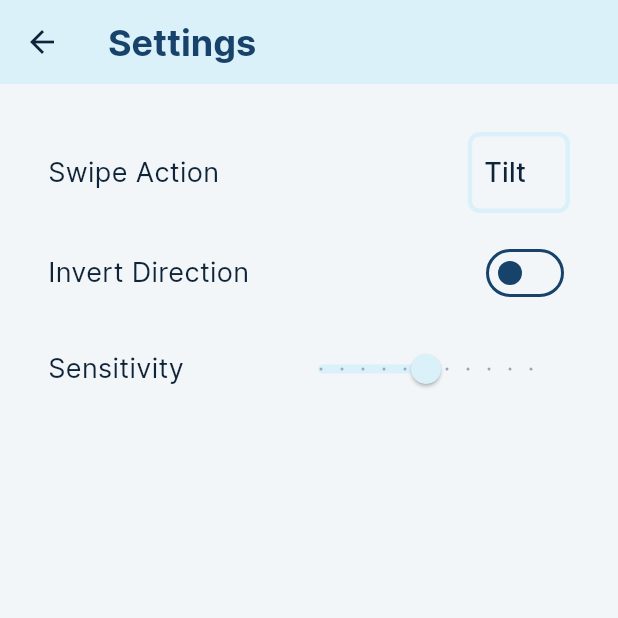
After one commit to 16BitNarwhal/ScoreSwipe, a Flutter app: the ScoreConfig screen opened directly, on a phone screen of 412 x 824 dp, the top half of it. The commit adds this screen. Run offline on Flutter 3.47's test engine with Material 3 defaults, Android fonts, the phone set to English and light mode, and no system bars; our stand-ins replace bloc, camera, equatable, file_picker, flutter_bloc, logger and 4 more; missing offline and left inert: edge_detection, google_mlkit_face_detection, pdf_render, syncfusion_flutter_pdfviewer; accounts and stored records are empty.

Commit message:
fixes #37

```diff
--- /dev/null
+++ b/lib/features/score_viewer/ui/score_config.dart
@@ -0,0 +1,115 @@
+import 'package:flutter/material.dart';
+import 'package:score_swipe/features/configscreen/configscreen.dart';
+
+class ScoreConfig extends StatefulWidget {
+  const ScoreConfig({Key? key}) : super(key: key);
+
+  @override
+  State<ScoreConfig> createState() => _ScoreConfigState();
+}
+
+class _ScoreConfigState extends State<ScoreConfig> {
+  final gap = const SizedBox(height: 16);
+
+  configOption(title, widget) {
+    return Row(
+      mainAxisAlignment: MainAxisAlignment.spaceBetween,
+      children: <Widget>[
+        Text(title, style: const TextStyle(fontSize: 18)),
+        widget,
+      ],
+    );
+  }
+
+  @override
+  Widget build(BuildContext context) {
+    return Scaffold(
+      appBar: AppBar(
+        backgroundColor: Theme.of(context).colorScheme.primary,
+        title: Text(
+          "Settings",
+          style: TextStyle(
+            color: Theme.of(context).colorScheme.onPrimary,
+            fontSize: 24,
+            fontWeight: FontWeight.w700,
+          ),
+        ),
+      ),
+      body: Container(
+        padding: const EdgeInsets.all(32),
+        child: Column(
+          crossAxisAlignment: CrossAxisAlignment.center,
+          children: <Widget>[
+            configOption(
+              'Swipe Action',
+              Container(
+                decoration: BoxDecoration(
+                  border: Border.all(
+                      width: 3, color: Theme.of(context).colorScheme.primary),
+                  borderRadius: BorderRadius.circular(8),
+                ),
+                padding: const EdgeInsets.symmetric(horizontal: 8),
+                child: DropdownButton<SwipeAction>(
+                  value: Config.swipeAction,
+                  onChanged: (SwipeAction? newValue) {
+                    setState(() {
+                      Config.swipeAction = newValue!;
+                      Config.prefs!.setInt('swipeAction', newValue.index);
+                    });
+                  },
+                  items: SwipeAction.values.map<DropdownMenuItem<SwipeAction>>(
+                    (SwipeAction value) {
+                      return DropdownMenuItem<SwipeAction>(
+                        value: value,
+                        child: Text(
+                          '${value.toString().split('.').last[0].toUpperCase()}${value.toString().split('.').last.substring(1)}',
+                          style: const TextStyle(fontSize: 18),
+                        ),
+                      );
+                    },
+                  ).toList(),
+                  icon: Container(),
+                  underline: Container(),
+                ),
+              ),
+            ),
+            gap,
+            (Config.swipeAction != SwipeAction.none
+                ? configOption(
+                    'Invert Direction',
+                    Switch(
+                      value: Config.invertDirection,
+                      onChanged: (bool value) {
+                        setState(() {
+                          Config.invertDirection = value;
+                          Config.prefs!.setBool('invertDirection', value);
+                        });
+                      },
+                    ),
+                  )
+                : Container()),
+            gap,
+            (Config.swipeAction != SwipeAction.none
+                ? configOption(
+                    'Sensitivity',
+                    Slider(
+                      value: Config.sensitivity,
+                      min: 0,
+                      max: 100,
+                      divisions: 10,
+                      label: Config.sensitivity.toStringAsFixed(1),
+                      onChanged: (double value) {
+                        setState(() {
+                          Config.sensitivity = value;
+                          Config.prefs!.setDouble('sensitivity', value);
+                        });
+                      },
+                    ),
+                  )
+                : Container()),
+          ],
+        ),
+      ),
+    );
+  }
+}
--- a/lib/features/score_viewer/ui/score_viewer.dart
+++ b/lib/features/score_viewer/ui/score_viewer.dart
@@ -7,9 +7,10 @@ import 'package:google_mlkit_face_detection/google_mlkit_face_detection.dart';
 import 'package:score_swipe/common/data/local_score_repository.dart';
 import 'package:score_swipe/common/models/score_model.dart';
 import 'package:score_swipe/features/score_browser/bloc/score_browser_bloc.dart';
+import 'package:score_swipe/features/score_viewer/ui/score_config.dart';
+import 'package:score_swipe/features/configscreen/configscreen.dart';
 import 'package:syncfusion_flutter_pdfviewer/pdfviewer.dart';
 import 'package:logger/logger.dart';
-import 'configscreen.dart';
 
 class PdfScreen extends StatefulWidget {
   const PdfScreen({Key? key}) : super(key: key);
@@ -177,7 +178,7 @@ class _PdfScreen extends State<PdfScreen> {
     await Navigator.push(
       context,
       MaterialPageRoute(
-        builder: (context) => const ConfigScreen(),
+        builder: (context) => const ScoreConfig(),
       ),
     );
     setState(() {});
--- a/lib/main.dart
+++ b/lib/main.dart
@@ -2,7 +2,7 @@ import 'package:flutter/material.dart';
 import 'package:showcaseview/showcaseview.dart';
 import 'features/score_viewer/ui/score_viewer.dart';
 import 'features/score_browser/ui/score_browser_screen.dart';
-import 'features/score_viewer/ui/configscreen.dart';
+import 'features/configscreen/configscreen.dart';
 import 'features/score_creator/ui/score_creator_screen.dart';
 import 'package:flutter_bloc/flutter_bloc.dart';
 import 'features/score_browser/bloc/score_browser_bloc.dart';
```
Also changed, not shown: lib/features/configscreen/configscreen.dart (renamed from lib/features/score_viewer/ui/configscreen.dart).
